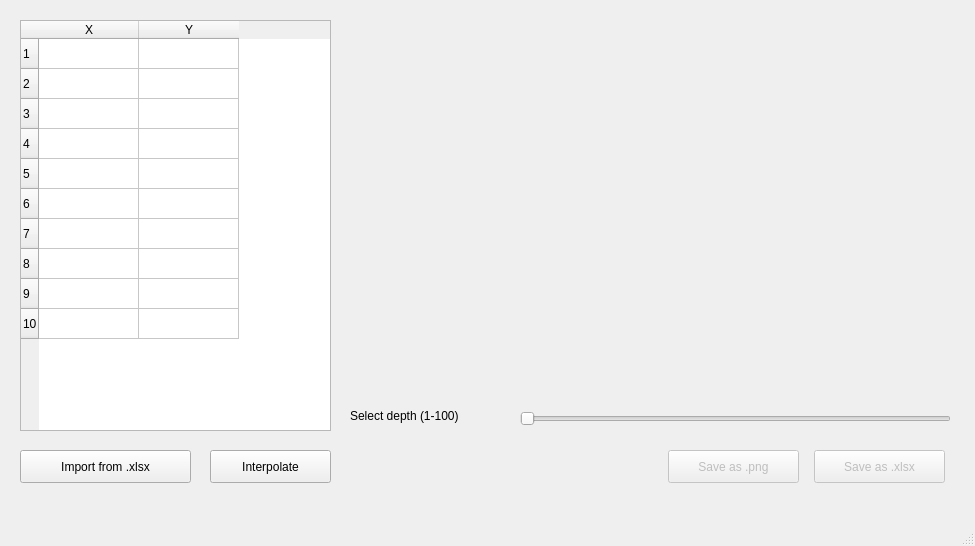
The window that Client/homewindow.ui (Ahdyshba/TIMPerland) describes before a commit, drawn with Qt 5.
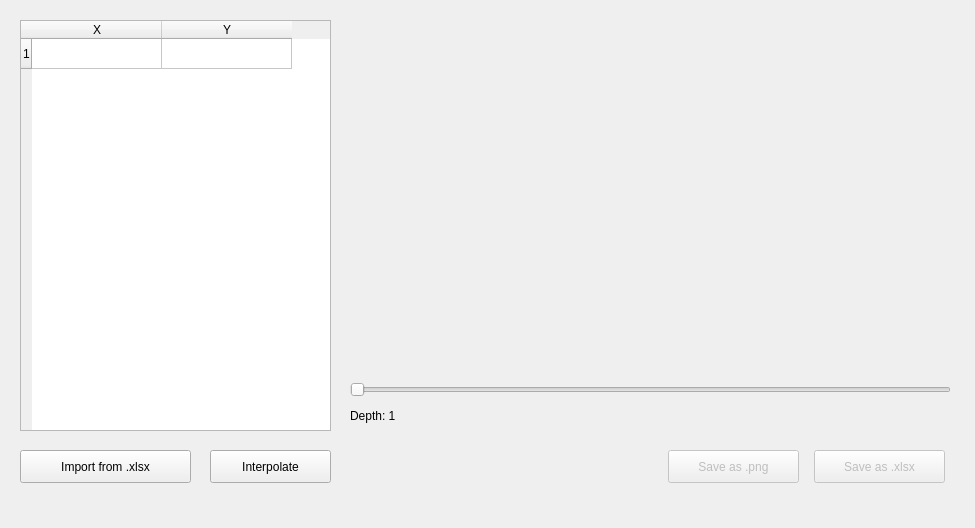
The same window after the commit. Custom widgets are drawn as their Qt base class.

The edit to the form file:
```diff
--- a/Client/homewindow.ui
+++ b/Client/homewindow.ui
@@ -7,7 +7,7 @@
     <x>0</x>
     <y>0</y>
     <width>975</width>
-    <height>546</height>
+    <height>528</height>
    </rect>
   </property>
   <property name="windowTitle">
@@ -19,12 +19,12 @@
      <rect>
       <x>350</x>
       <y>400</y>
-      <width>171</width>
+      <width>101</width>
       <height>31</height>
      </rect>
     </property>
     <property name="text">
-     <string>Select depth (1-100)</string>
+     <string>Depth: 1</string>
     </property>
     <property name="alignment">
      <set>Qt::AlignmentFlag::AlignLeading|Qt::AlignmentFlag::AlignLeft|Qt::AlignmentFlag::AlignVCenter</set>
@@ -68,15 +68,24 @@
       <height>411</height>
      </rect>
     </property>
-    <row/>
-    <row/>
-    <row/>
-    <row/>
-    <row/>
-    <row/>
-    <row/>
-    <row/>
-    <row/>
+    <property name="rowCount">
+     <number>1</number>
+    </property>
+    <property name="columnCount">
+     <number>2</number>
+    </property>
+    <attribute name="horizontalHeaderMinimumSectionSize">
+     <number>40</number>
+    </attribute>
+    <attribute name="horizontalHeaderDefaultSectionSize">
+     <number>130</number>
+    </attribute>
+    <attribute name="horizontalHeaderStretchLastSection">
+     <bool>false</bool>
+    </attribute>
+    <attribute name="verticalHeaderCascadingSectionResizes">
+     <bool>false</bool>
+    </attribute>
     <row/>
     <column>
      <property name="text">
@@ -121,12 +130,18 @@
    <widget class="QSlider" name="depthSlider">
     <property name="geometry">
      <rect>
-      <x>520</x>
-      <y>410</y>
-      <width>431</width>
-      <height>18</height>
+      <x>350</x>
+      <y>380</y>
+      <width>601</width>
+      <height>20</height>
      </rect>
     </property>
+    <property name="minimum">
+     <number>1</number>
+    </property>
+    <property name="maximum">
+     <number>100</number>
+    </property>
     <property name="orientation">
      <enum>Qt::Orientation::Horizontal</enum>
     </property>
@@ -142,8 +157,15 @@
     </rect>
    </property>
   </widget>
-  <widget class="QStatusBar" name="statusbar"/>
  </widget>
+ <customwidgets>
+  <customwidget>
+   <class>QChartView</class>
+   <extends>QWidget</extends>
+   <header>qchartview.h</header>
+   <container>1</container>
+  </customwidget>
+ </customwidgets>
  <resources/>
  <connections/>
 </ui>
```
Left out of the diff: 10 changed lines with no effect on the pictures.
